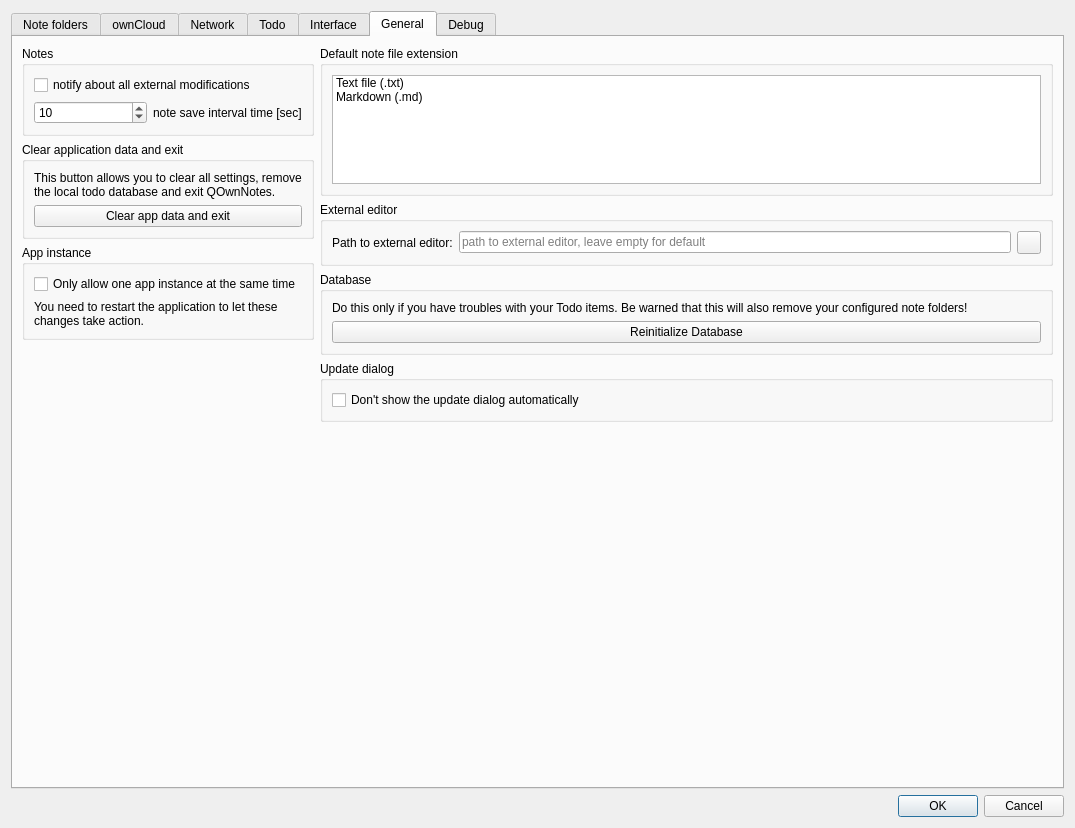
Old version of the form src/dialogs/settingsdialog.ui in the repository pbek/QOwnNotes.
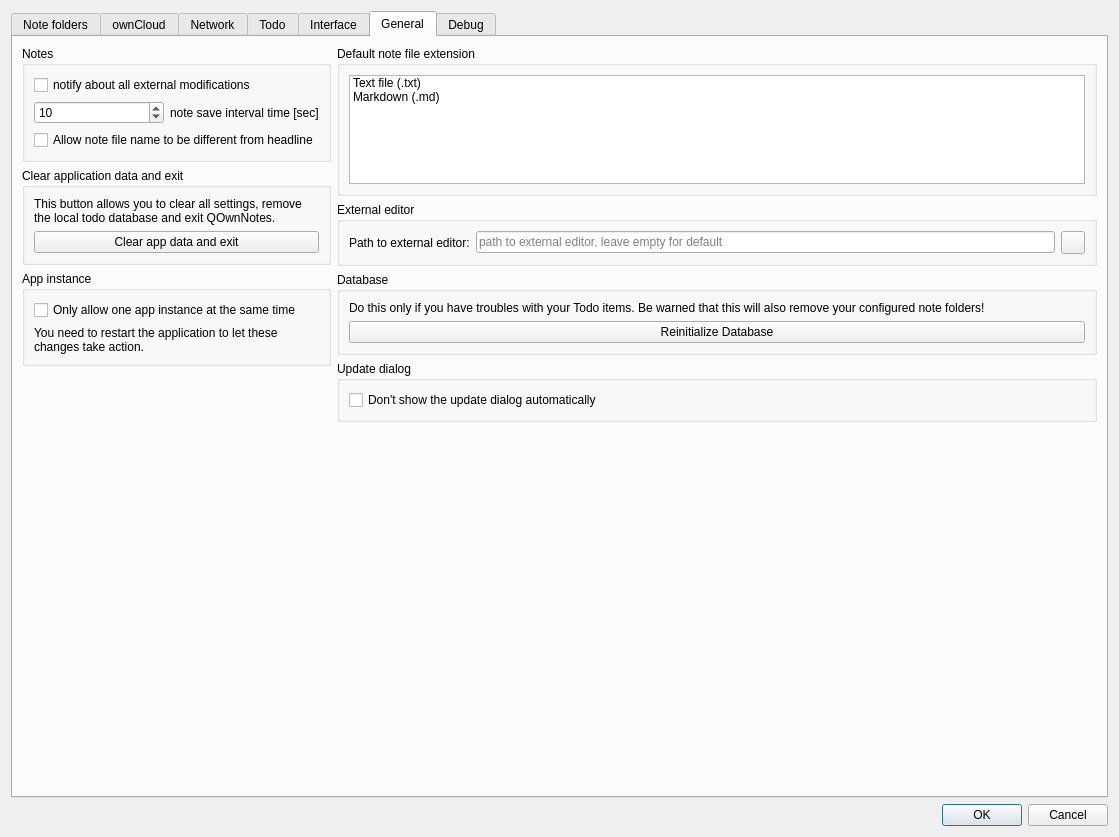
New version of the form. The open tabs and pages were chosen to show the change. Icons and pictures are not drawn. Custom widgets are drawn as their Qt base class.

Commit message: you can new use a new setting in the general settings to allow that the note file name is different from the note headline

The edit to the form file:
```diff
--- a/src/dialogs/settingsdialog.ui
+++ b/src/dialogs/settingsdialog.ui
@@ -6,8 +6,8 @@
    <rect>
     <x>0</x>
     <y>0</y>
-    <width>1075</width>
-    <height>828</height>
+    <width>1119</width>
+    <height>837</height>
    </rect>
   </property>
   <property name="sizePolicy">
@@ -1867,6 +1867,19 @@
                 </property>
                </widget>
               </item>
+              <item row="2" column="0" colspan="2">
+               <widget class="QCheckBox" name="allowDifferentNoteFileNameCheckBox">
+                <property name="toolTip">
+                 <string>Allow the note file name to be different from the headline.&lt;br&gt;Be aware of that ownCloud notes needs them to be the same!</string>
+                </property>
+                <property name="layoutDirection">
+                 <enum>Qt::LeftToRight</enum>
+                </property>
+                <property name="text">
+                 <string>Allow note file name to be different from headline</string>
+                </property>
+               </widget>
+              </item>
              </layout>
             </widget>
            </item>
```
The commit also changes 6 other files.
